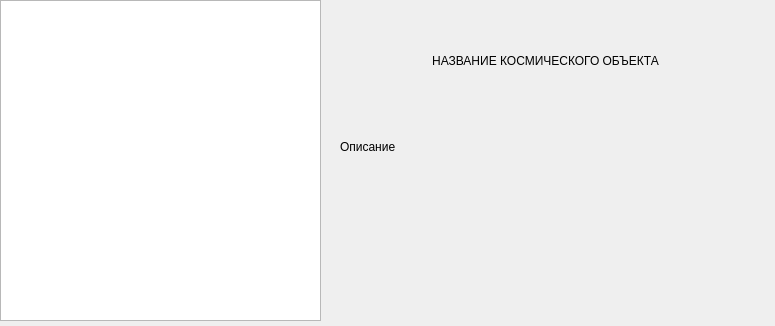
Qt form solar_system/space_object.ui (Jesusya-26/modelSolarSystem) before a commit.
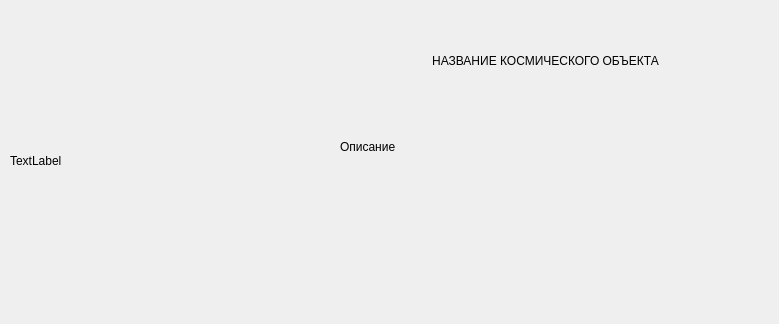
The same form after that commit.

```diff
--- a/solar_system/space_object.ui
+++ b/solar_system/space_object.ui
@@ -6,23 +6,13 @@
    <rect>
     <x>0</x>
     <y>0</y>
-    <width>775</width>
-    <height>326</height>
+    <width>779</width>
+    <height>324</height>
    </rect>
   </property>
   <property name="windowTitle">
    <string>Название космического объекта</string>
   </property>
-  <widget class="QGraphicsView" name="objectPhoto">
-   <property name="geometry">
-    <rect>
-     <x>0</x>
-     <y>0</y>
-     <width>321</width>
-     <height>321</height>
-    </rect>
-   </property>
-  </widget>
   <widget class="QLabel" name="spaceObjectName">
    <property name="geometry">
     <rect>
@@ -58,6 +48,19 @@
     <set>Qt::AlignLeading|Qt::AlignLeft|Qt::AlignTop</set>
    </property>
   </widget>
+  <widget class="QLabel" name="img">
+   <property name="geometry">
+    <rect>
+     <x>10</x>
+     <y>10</y>
+     <width>311</width>
+     <height>301</height>
+    </rect>
+   </property>
+   <property name="text">
+    <string>TextLabel</string>
+   </property>
+  </widget>
  </widget>
  <resources/>
  <connections/>
```
